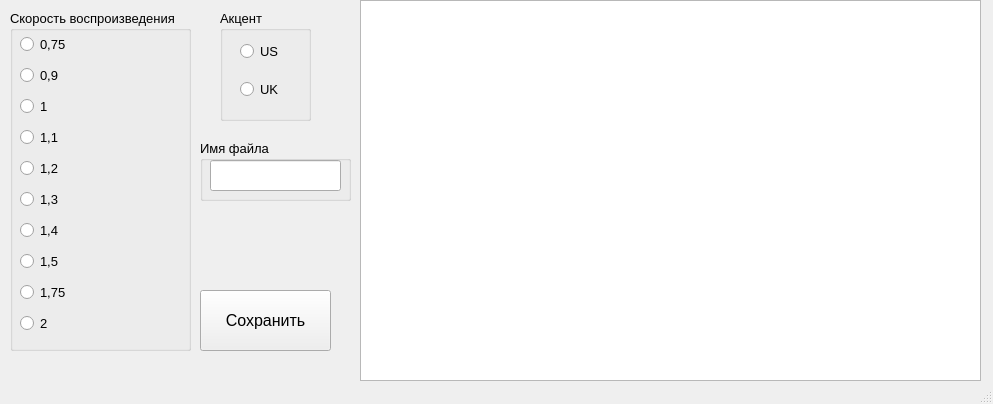
Before: the Qt Designer form design.ui in astronom-v-cube/text_to_speach_for_ege, drawn with Qt 5.
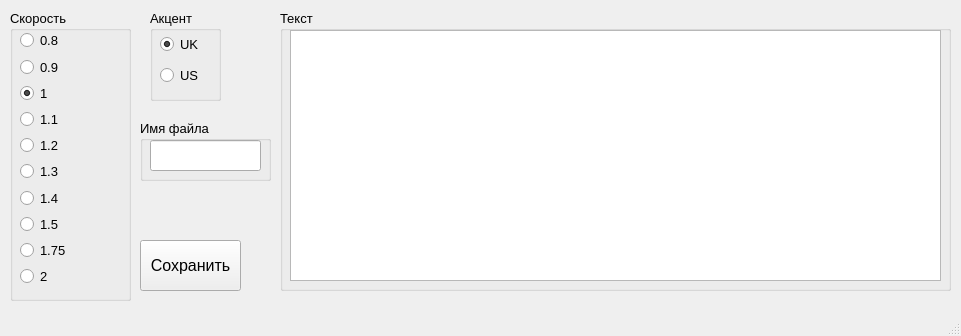
After: the same form once the commit is applied.

```diff
--- a/design.ui
+++ b/design.ui
@@ -6,54 +6,21 @@
    <rect>
     <x>0</x>
     <y>0</y>
-    <width>993</width>
-    <height>404</height>
+    <width>961</width>
+    <height>336</height>
    </rect>
   </property>
   <property name="windowTitle">
    <string>Text to speach</string>
   </property>
   <widget class="QWidget" name="centralwidget">
-   <widget class="QPushButton" name="pushButton">
-    <property name="geometry">
-     <rect>
-      <x>200</x>
-      <y>290</y>
-      <width>131</width>
-      <height>61</height>
-     </rect>
-    </property>
-    <property name="font">
-     <font>
-      <pointsize>12</pointsize>
-     </font>
-    </property>
-    <property name="text">
-     <string>Сохранить</string>
-    </property>
-   </widget>
-   <widget class="QTextEdit" name="textEdit">
-    <property name="geometry">
-     <rect>
-      <x>360</x>
-      <y>0</y>
-      <width>621</width>
-      <height>381</height>
-     </rect>
-    </property>
-    <property name="font">
-     <font>
-      <pointsize>11</pointsize>
-     </font>
-    </property>
-   </widget>
-   <widget class="QGroupBox" name="groupBox">
+   <widget class="QGroupBox" name="group_speed">
     <property name="geometry">
      <rect>
       <x>10</x>
       <y>10</y>
-      <width>181</width>
-      <height>341</height>
+      <width>121</width>
+      <height>291</height>
      </rect>
     </property>
     <property name="font">
@@ -62,83 +29,86 @@
      </font>
     </property>
     <property name="title">
-     <string>Скорость воспроизведения</string>
+     <string>Скорость</string>
     </property>
-    <widget class="QWidget" name="verticalLayoutWidget_2">
+    <widget class="QWidget" name="verticalLayoutWidget">
      <property name="geometry">
       <rect>
        <x>10</x>
        <y>20</y>
-       <width>141</width>
-       <height>311</height>
+       <width>101</width>
+       <height>256</height>
       </rect>
      </property>
-     <layout class="QVBoxLayout" name="verticalLayout_2">
+     <layout class="QVBoxLayout" name="verticalLayout">
+      <item>
+       <widget class="QRadioButton" name="radioButton">
+        <property name="text">
+         <string>0.8</string>
+        </property>
+       </widget>
+      </item>
+      <item>
+       <widget class="QRadioButton" name="radioButton_2">
+        <property name="text">
+         <string>0.9</string>
+        </property>
+       </widget>
+      </item>
       <item>
        <widget class="QRadioButton" name="radioButton_3">
         <property name="text">
-         <string>0,75</string>
+         <string>1</string>
+        </property>
+        <property name="checked">
+         <bool>true</bool>
         </property>
        </widget>
       </item>
       <item>
        <widget class="QRadioButton" name="radioButton_4">
         <property name="text">
-         <string>0,9</string>
+         <string>1.1</string>
         </property>
        </widget>
       </item>
       <item>
        <widget class="QRadioButton" name="radioButton_5">
         <property name="text">
-         <string>1</string>
-        </property>
-       </widget>
-      </item>
-      <item>
-       <widget class="QRadioButton" name="radioButton_7">
-        <property name="text">
-         <string>1,1</string>
+         <string>1.2</string>
         </property>
        </widget>
       </item>
       <item>
        <widget class="QRadioButton" name="radioButton_6">
         <property name="text">
-         <string>1,2</string>
+         <string>1.3</string>
         </property>
        </widget>
       </item>
       <item>
-       <widget class="QRadioButton" name="radioButton_21">
+       <widget class="QRadioButton" name="radioButton_7">
         <property name="text">
-         <string>1,3</string>
+         <string>1.4</string>
         </property>
        </widget>
       </item>
       <item>
-       <widget class="QRadioButton" name="radioButton_22">
+       <widget class="QRadioButton" name="radioButton_8">
         <property name="text">
-         <string>1,4</string>
+         <string>1.5</string>
         </property>
        </widget>
       </item>
       <item>
-       <widget class="QRadioButton" name="radioButton_23">
+       <widget class="QRadioButton" name="radioButton_9">
         <property name="text">
-         <string>1,5</string>
+         <string>1.75</string>
         </property>
        </widget>
       </item>
       <item>
-       <widget class="QRadioButton" name="radioButton_24">
-        <property name="text">
-         <string>1,75</string>
-        </property>
-       </widget>
-      </item>
-      <item>
-       <widget class="QRadioButton" name="radioButton_25">
+       <widget class="QRadioButton" name="radioButton_10">
         <property name="text">
          <string>2</string>
         </property>
@@ -150,10 +120,10 @@
    <widget class="QGroupBox" name="groupBox_2">
     <property name="geometry">
      <rect>
-      <x>220</x>
+      <x>150</x>
       <y>10</y>
-      <width>91</width>
-      <height>111</height>
+      <width>71</width>
+      <height>91</height>
      </rect>
     </property>
     <property name="font">
@@ -164,39 +134,99 @@
     <property name="title">
      <string>Акцент</string>
     </property>
-    <widget class="QWidget" name="verticalLayoutWidget">
+    <widget class="QWidget" name="verticalLayoutWidget_2">
      <property name="geometry">
       <rect>
-       <x>20</x>
+       <x>10</x>
        <y>20</y>
        <width>51</width>
-       <height>81</height>
+       <height>61</height>
       </rect>
      </property>
      <layout class="QVBoxLayout" name="verticalLayout">
       <item>
-       <widget class="QRadioButton" name="radioButton_2">
+       <widget class="QRadioButton" name="radioButton_11">
+        <property name="font">
+         <font>
+          <italic>false</italic>
+          <strikeout>false</strikeout>
+         </font>
+        </property>
+        <property name="text">
+         <string>UK</string>
+        </property>
+        <property name="checked">
+         <bool>true</bool>
+        </property>
+       </widget>
+      </item>
+      <item>
+       <widget class="QRadioButton" name="radioButton_12">
         <property name="text">
          <string>US</string>
         </property>
        </widget>
       </item>
-      <item>
-       <widget class="QRadioButton" name="radioButton">
-        <property name="text">
-         <string>UK </string>
-        </property>
-       </widget>
-      </item>
      </layout>
     </widget>
    </widget>
    <widget class="QGroupBox" name="groupBox_3">
     <property name="geometry">
      <rect>
-      <x>200</x>
-      <y>140</y>
-      <width>151</width>
+      <x>280</x>
+      <y>10</y>
+      <width>671</width>
+      <height>281</height>
+     </rect>
+    </property>
+    <property name="font">
+     <font>
+      <pointsize>10</pointsize>
+     </font>
+    </property>
+    <property name="title">
+     <string>Текст</string>
+    </property>
+    <widget class="QTextEdit" name="textEdit">
+     <property name="geometry">
+      <rect>
+       <x>10</x>
+       <y>20</y>
+       <width>651</width>
+       <height>251</height>
+      </rect>
+     </property>
+     <property name="font">
+      <font>
+       <pointsize>10</pointsize>
+      </font>
+     </property>
+    </widget>
+   </widget>
+   <widget class="QPushButton" name="pushButton">
+    <property name="geometry">
+     <rect>
+      <x>140</x>
+      <y>240</y>
+      <width>101</width>
+      <height>51</height>
+     </rect>
+    </property>
+    <property name="font">
+     <font>
+      <pointsize>12</pointsize>
+     </font>
+    </property>
+    <property name="text">
+     <string>Сохранить</string>
+    </property>
+   </widget>
+   <widget class="QGroupBox" name="group_file_name">
+    <property name="geometry">
+     <rect>
+      <x>140</x>
+      <y>120</y>
+      <width>131</width>
       <height>61</height>
      </rect>
     </property>
@@ -213,7 +243,7 @@
       <rect>
        <x>10</x>
        <y>20</y>
-       <width>131</width>
+       <width>111</width>
        <height>31</height>
       </rect>
      </property>
```
Left out of the diff: 8 changed lines with no effect on the pictures.
